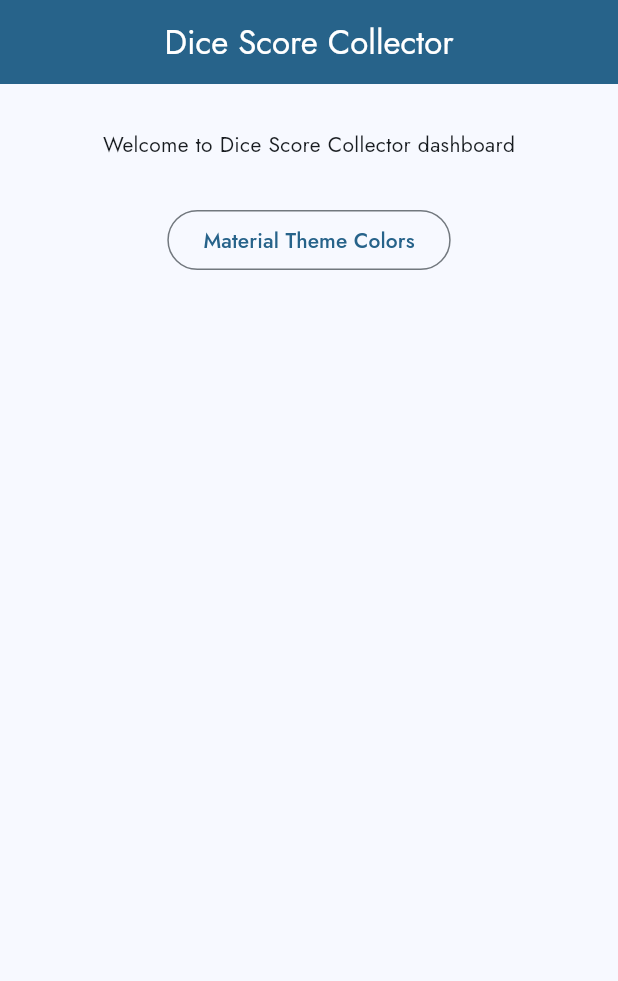
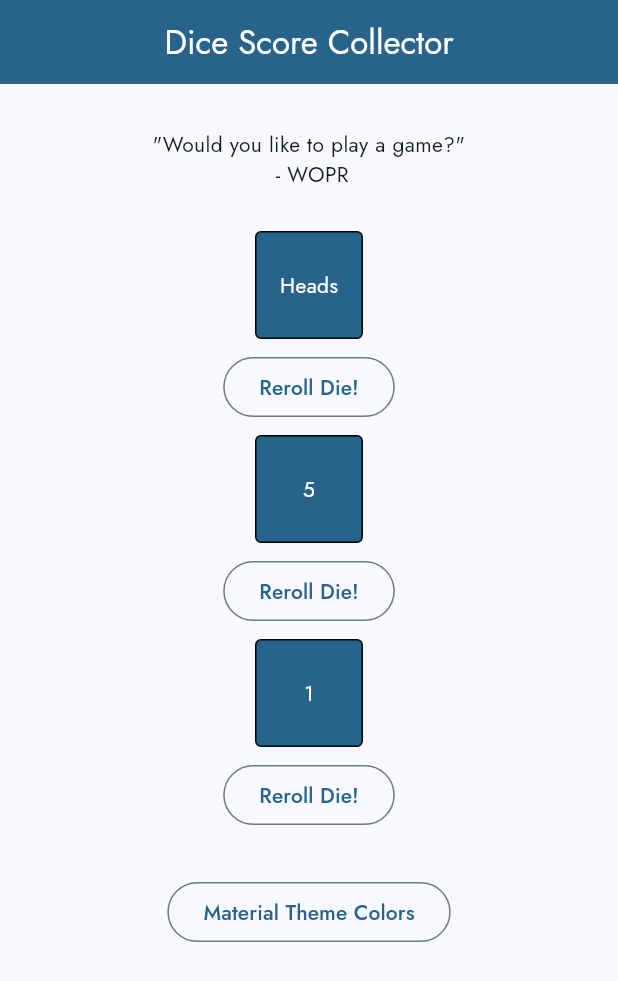
Before and after one commit to nicjud/disco, a Flutter app: the screen it shows after launch, on a phone screen of 412 x 824 dp. Shown: the top 981 px of the screen. Run offline on Flutter 3.47's test engine with Material 3 defaults, Android fonts, the phone set to English and light mode, and no system bars; missing offline and left inert: color_scheme_display.

Commit message:
implement dice and make them re-rollable. move dashboard to screens directory

```diff
--- a/lib/main.dart
+++ b/lib/main.dart
@@ -1,4 +1,4 @@
-import 'package:disco/dashboard.dart';
+import 'package:disco/screens/dashboard.dart';
 import 'package:disco/screens/splash_screen.dart';
 import 'package:disco/app_details.dart';
 import 'package:flutter/material.dart';
--- a/lib/dashboard.dart
+++ b/lib/screens/dashboard.dart
@@ -1,5 +1,7 @@
 import 'package:color_scheme_display/color_scheme_display.widget.dart';
 import 'package:disco/app_details.dart';
+import 'package:disco/widgets/die.dart';
+import 'package:disco/widgets/rerollable_die.dart';
 import 'package:flutter/material.dart';
 
 class Dashboard extends StatelessWidget {
@@ -16,7 +18,17 @@ class Dashboard extends StatelessWidget {
           crossAxisAlignment: CrossAxisAlignment.center,
           children: [
             SizedBox(height: 30.0),
-            Text("Welcome to ${AppDetails.appTitle} dashboard"),
+            Column(
+              crossAxisAlignment: CrossAxisAlignment.center,
+              children: [
+                const Text("\"Would you like to play a game?\"", textAlign: .end),
+                const Text("- WOPR ", textAlign: .end),
+                const SizedBox(height: 20),
+                RerollableDie(die: Die.coin()),
+                RerollableDie(die: Die.d6(), buttonAxis: Axis.horizontal),
+                RerollableDie(die: Die.d20()),
+              ],
+            ),
             SizedBox(height: 30.0),
             _buttonForThemeColors(context, brightness: Brightness.dark),
           ],
--- a/lib/screens/splash_screen.dart
+++ b/lib/screens/splash_screen.dart
@@ -1,4 +1,4 @@
-import 'package:disco/dashboard.dart';
+import 'package:disco/screens/dashboard.dart';
 import 'package:disco/app_details.dart';
 import 'package:flutter/material.dart';
 
--- /dev/null
+++ b/lib/widgets/die.dart
@@ -0,0 +1,72 @@
+import 'dart:math';
+
+import 'package:flutter/material.dart';
+
+class Die extends StatefulWidget {
+  final int totalPips;
+  final List<String>? pipNames;
+  final Function(int value)? onRoll;
+  final int? overrideValue;
+
+  const Die({super.key, required this.totalPips, this.pipNames, this.onRoll, this.overrideValue});
+
+  Die.coin({super.key, this.onRoll, this.overrideValue}) : totalPips = 2, pipNames = ["Heads", "Tails"];
+
+  const Die.d6({super.key, this.onRoll, this.overrideValue}) : totalPips = 6, pipNames = null;
+
+  const Die.d20({super.key, this.onRoll, this.overrideValue}) : totalPips = 20, pipNames = null;
+
+  @override
+  State<Die> createState() => _DieState();
+}
+
+class _DieState extends State<Die> {
+  late int rollValue;
+
+  @override
+  void initState() {
+    super.initState();
+    // WidgetsBinding.instance.addPostFrameCallback((_) {
+    rollValue = _rollDie();
+    widget.onRoll?.call(rollValue);
+    // });
+    setState(() {});
+  }
+
+  int _rollDie() {
+    return widget.overrideValue ?? Random().nextInt(widget.totalPips);
+  }
+
+  @override
+  Widget build(BuildContext context) {
+    final theme = Theme.of(context);
+
+    return Padding(
+      padding: const EdgeInsets.all(8.0),
+      child: Container(
+        decoration: BoxDecoration(
+          color: theme.colorScheme.primary,
+          border: Border.all(),
+          borderRadius: BorderRadius.circular(4.0),
+        ),
+        child: SizedBox(
+          height: 70,
+          width: 70,
+          child: Center(
+            child: Text(
+              _getRollName(),
+              style: theme.textTheme.bodyMedium!.copyWith(color: theme.colorScheme.onPrimary),
+            ),
+          ),
+        ),
+      ),
+    );
+  }
+
+  String _getRollName() {
+    if (widget.pipNames != null && rollValue < widget.pipNames!.length) {
+      return widget.pipNames![rollValue];
+    }
+    return "${rollValue + 1}";
+  }
+}
--- /dev/null
+++ b/lib/widgets/rerollable_die.dart
@@ -0,0 +1,45 @@
+import 'package:disco/widgets/die.dart';
+import 'package:flutter/material.dart';
+
+class RerollableDie extends StatefulWidget {
+  final Die die;
+  final Axis? buttonAxis;
+
+  const RerollableDie({super.key, required this.die, this.buttonAxis});
+
+  @override
+  State<RerollableDie> createState() => _RerollableDieState();
+}
+
+class _RerollableDieState extends State<RerollableDie> {
+  Die? _die;
+
+  @override
+  void initState() {
+    super.initState();
+    setState(() => _die = widget.die);
+  }
+
+  @override
+  Widget build(BuildContext context) {
+    if (widget.buttonAxis != null && widget.buttonAxis! == Axis.vertical) {
+      return Row(mainAxisSize: MainAxisSize.min, children: [?_die, _rerollButton()]);
+    }
+    return Column(mainAxisSize: MainAxisSize.min, children: [?_die, _rerollButton()]);
+  }
+
+  Widget _rerollButton() {
+    return OutlinedButton(
+      onPressed: () {
+        _die = Die(
+          key: UniqueKey(),
+          totalPips: _die?.totalPips ?? widget.die.totalPips,
+          pipNames: _die?.pipNames,
+          onRoll: _die?.onRoll,
+        );
+        setState(() {});
+      },
+      child: Text("Reroll Die!"),
+    );
+  }
+}
```
